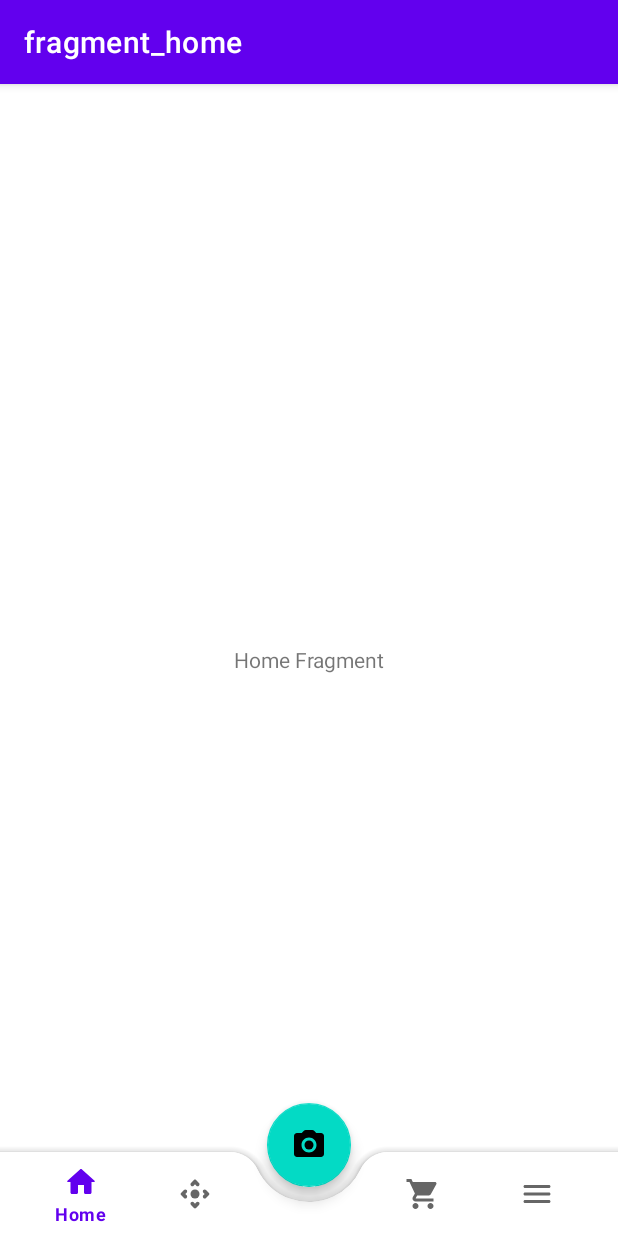
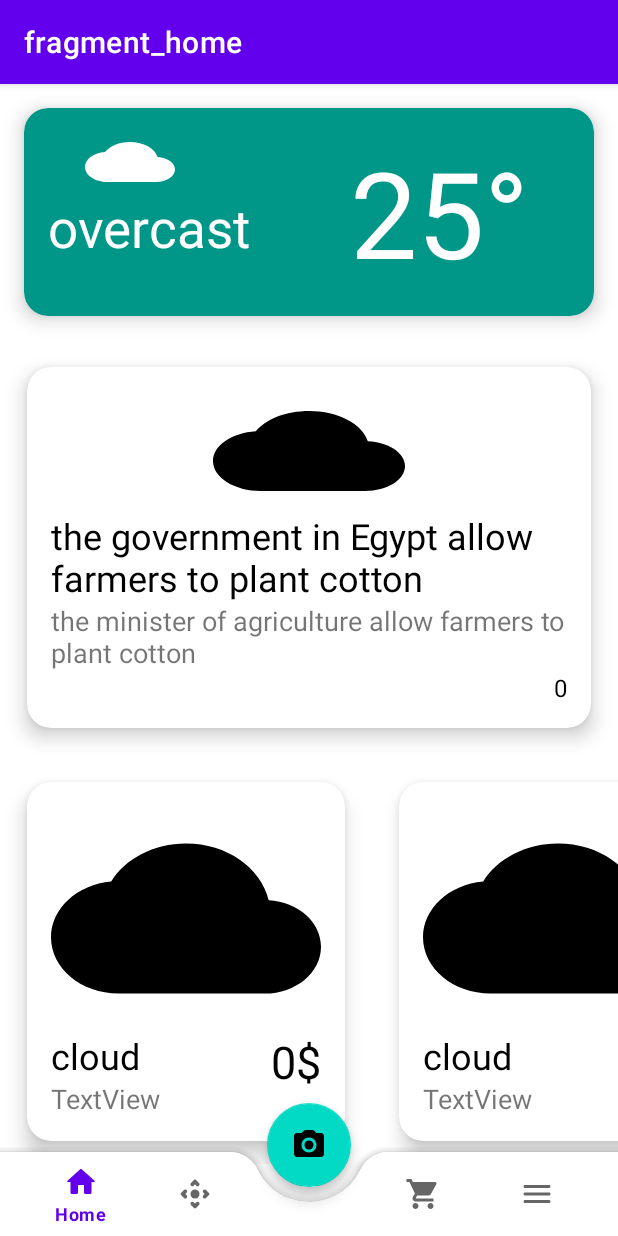
Before and after one commit to ebrahim5599/Farmer-Friend, an Android app: the screen it shows after launch (MainActivity), on a phone screen of 412 x 824 dp. Run offline under Robolectric (Android 15) with nearby library versions, the phone set to English and light mode, and no system bars; our stand-ins replace navigation-ui.

Commit message:
home fragment components

```diff
--- /dev/null
+++ b/app/src/main/java/com/graduation/farmerfriend/home/EcommerceAdapter.java
@@ -0,0 +1,47 @@
+package com.graduation.farmerfriend.home;
+
+import android.view.LayoutInflater;
+import android.view.View;
+import android.view.ViewGroup;
+import android.widget.ImageView;
+import android.widget.TextView;
+
+import androidx.annotation.NonNull;
+import androidx.recyclerview.widget.RecyclerView;
+
+import com.graduation.farmerfriend.R;
+
+public class EcommerceAdapter extends RecyclerView.Adapter<EcommerceAdapter.EcommerceViewHolder> {
+
+    @NonNull
+    @Override
+    public EcommerceViewHolder onCreateViewHolder(@NonNull ViewGroup parent, int viewType) {
+        return new EcommerceViewHolder(LayoutInflater.from(parent.getContext()).inflate(
+                R.layout.e_commerce_container, parent, false));
+    }
+
+    @Override
+    public void onBindViewHolder(@NonNull EcommerceViewHolder holder, int position) {
+        holder.textViewPrice.setText(String.format("%d$", position));
+    }
+
+    @Override
+    public int getItemCount() {
+        return 5;
+    }
+
+    class EcommerceViewHolder extends RecyclerView.ViewHolder {
+        ImageView imageView;
+        TextView textViewPrice;
+        TextView textViewName;
+
+        public EcommerceViewHolder(@NonNull View itemView) {
+            super(itemView);
+            imageView = itemView.findViewById(R.id.imageView);
+            textViewName = itemView.findViewById(R.id.txt_item_name);
+            textViewPrice = itemView.findViewById(R.id.txt_item_price);
+
+        }
+
+    }
+}
--- a/app/src/main/java/com/graduation/farmerfriend/home/HomeFragment.java
+++ b/app/src/main/java/com/graduation/farmerfriend/home/HomeFragment.java
@@ -1,64 +1,36 @@
 package com.graduation.farmerfriend.home;
 
 import android.os.Bundle;
-import androidx.fragment.app.Fragment;
 import android.view.LayoutInflater;
 import android.view.View;
 import android.view.ViewGroup;
-import com.graduation.farmerfriend.R;
 
-/**
- * A simple {@link Fragment} subclass.
- * Use the {@link HomeFragment#newInstance} factory method to
- * create an instance of this fragment.
- *
- */
+import androidx.annotation.NonNull;
+import androidx.fragment.app.Fragment;
+
+import com.graduation.farmerfriend.databinding.FragmentHomeBinding;
+
+///**
+// * A simple {@link Fragment} subclass.
+// * Use the {@link HomeFragment#newInstance} factory method to
+// * create an instance of this fragment.
+// *
+// */
 public class HomeFragment extends Fragment {
 
-    // TODO: Rename parameter arguments, choose names that match
-    // the fragment initialization parameters, e.g. ARG_ITEM_NUMBER
-    private static final String ARG_PARAM1 = "param1";
-    private static final String ARG_PARAM2 = "param2";
-
-    // TODO: Rename and change types of parameters
-    private String mParam1;
-    private String mParam2;
-
-    /**
-     * Use this factory method to create a new instance of
-     * this fragment using the provided parameters.
-     *
-     * @param param1 Parameter 1.
-     * @param param2 Parameter 2.
-     * @return A new instance of fragment HomeFragment.
-     */
-    // TODO: Rename and change types and number of parameters
-    public static HomeFragment newInstance(String param1, String param2) {
-        HomeFragment fragment = new HomeFragment();
-        Bundle args = new Bundle();
-        args.putString(ARG_PARAM1, param1);
-        args.putString(ARG_PARAM2, param2);
-        fragment.setArguments(args);
-        return fragment;
-    }
-
-    public HomeFragment() {
-        // Required empty public constructor
-    }
+    FragmentHomeBinding fragmentHomeBinding;
 
     @Override
-    public void onCreate(Bundle savedInstanceState) {
-        super.onCreate(savedInstanceState);
-        if (getArguments() != null) {
-            mParam1 = getArguments().getString(ARG_PARAM1);
-            mParam2 = getArguments().getString(ARG_PARAM2);
-        }
-    }
-
-    @Override
-    public View onCreateView(LayoutInflater inflater, ViewGroup container,
+    public View onCreateView(@NonNull LayoutInflater inflater, ViewGroup container,
                              Bundle savedInstanceState) {
         // Inflate the layout for this fragment
-        return inflater.inflate(R.layout.fragment_home, container, false);
+        fragmentHomeBinding = FragmentHomeBinding.inflate(inflater, container, false);
+        View view = fragmentHomeBinding.getRoot();
+        EcommerceAdapter ecommerceAdapter = new EcommerceAdapter();
+        fragmentHomeBinding.recyclerViewEcommerce.setAdapter(ecommerceAdapter);
+
+        NewsAdapter newsAdapter = new NewsAdapter();
+        fragmentHomeBinding.recyclerViewNews.setAdapter(newsAdapter);
+        return view;
     }
 }
--- /dev/null
+++ b/app/src/main/java/com/graduation/farmerfriend/home/NewsAdapter.java
@@ -0,0 +1,48 @@
+package com.graduation.farmerfriend.home;
+
+import android.view.LayoutInflater;
+import android.view.View;
+import android.view.ViewGroup;
+import android.widget.ImageView;
+import android.widget.TextView;
+
+import androidx.annotation.NonNull;
+import androidx.recyclerview.widget.RecyclerView;
+
+import com.graduation.farmerfriend.R;
+
+public class NewsAdapter extends RecyclerView.Adapter<NewsAdapter.NewsViewHolder> {
+
+    @NonNull
+    @Override
+    public NewsViewHolder onCreateViewHolder(@NonNull ViewGroup parent, int viewType) {
+        return new NewsViewHolder(LayoutInflater.from(parent.getContext()).inflate(
+                R.layout.news_container, parent, false));
+    }
+
+    @Override
+    public void onBindViewHolder(@NonNull NewsViewHolder holder, int position) {
+        holder.textViewNum.setText(String.format("%d", position));
+    }
+
+    @Override
+    public int getItemCount() {
+        return 5;
+    }
+
+    class NewsViewHolder extends RecyclerView.ViewHolder {
+        ImageView imageView;
+        TextView textViewNewsTitle;
+        TextView textViewNewsSubTitle;
+        TextView textViewNum;
+
+        public NewsViewHolder(@NonNull View itemView) {
+            super(itemView);
+            imageView = itemView.findViewById(R.id.imageView);
+            textViewNewsTitle = itemView.findViewById(R.id.txt_news_title);
+            textViewNewsSubTitle = itemView.findViewById(R.id.txt_news_sub_title);
+            textViewNum = itemView.findViewById(R.id.txt_news_num);
+        }
+
+    }
+}
--- /dev/null
+++ b/app/src/main/res/drawable/ic_baseline_cloud_black_24.xml
@@ -0,0 +1,10 @@
+<vector xmlns:android="http://schemas.android.com/apk/res/android"
+    android:width="60dp"
+    android:height="40dp"
+    android:viewportWidth="24"
+    android:viewportHeight="24"
+    android:tint="@color/black">
+  <path
+      android:fillColor="@android:color/white"
+      android:pathData="M19.35,10.04C18.67,6.59 15.64,4 12,4 9.11,4 6.6,5.64 5.35,8.04 2.34,8.36 0,10.91 0,14c0,3.31 2.69,6 6,6h13c2.76,0 5,-2.24 5,-5 0,-2.64 -2.05,-4.78 -4.65,-4.96z"/>
+</vector>
--- /dev/null
+++ b/app/src/main/res/drawable/ic_baseline_cloud_white_24.xml
@@ -0,0 +1,10 @@
+<vector xmlns:android="http://schemas.android.com/apk/res/android"
+    android:width="60dp"
+    android:height="40dp"
+    android:viewportWidth="24"
+    android:viewportHeight="24"
+    android:tint="@color/white">
+  <path
+      android:fillColor="@android:color/white"
+      android:pathData="M19.35,10.04C18.67,6.59 15.64,4 12,4 9.11,4 6.6,5.64 5.35,8.04 2.34,8.36 0,10.91 0,14c0,3.31 2.69,6 6,6h13c2.76,0 5,-2.24 5,-5 0,-2.64 -2.05,-4.78 -4.65,-4.96z"/>
+</vector>
--- a/app/src/main/res/layout/activity_main.xml
+++ b/app/src/main/res/layout/activity_main.xml
@@ -6,14 +6,24 @@
     android:layout_height="match_parent"
     tools:context=".ui.MainActivity">
 
+
+    <androidx.fragment.app.FragmentContainerView
+        android:id="@+id/fragmentContainerView"
+        android:name="androidx.navigation.fragment.NavHostFragment"
+        android:layout_width="match_parent"
+        android:layout_height="match_parent"
+        android:paddingBottom="48dp"
+        app:defaultNavHost="true"
+        app:navGraph="@navigation/my_nav" />
+
     <com.google.android.material.bottomappbar.BottomAppBar
         android:id="@+id/bottomAppBar"
         android:layout_width="match_parent"
         android:layout_height="wrap_content"
         android:layout_gravity="bottom"
         app:fabCradleMargin="10dp"
-        app:fabCradleVerticalOffset="5dp"
-        app:fabCradleRoundedCornerRadius="20dp">
+        app:fabCradleRoundedCornerRadius="20dp"
+        app:fabCradleVerticalOffset="5dp">
 
         <com.google.android.material.bottomnavigation.BottomNavigationView
             android:id="@+id/bottomNavigationView"
@@ -21,10 +31,9 @@
             android:layout_height="match_parent"
             android:layout_marginEnd="16dp"
             android:background="@android:color/transparent"
-            app:menu="@menu/bottom_nav_menu" >
+            app:menu="@menu/bottom_nav_menu">
 
         </com.google.android.material.bottomnavigation.BottomNavigationView>
-
 
 
     </com.google.android.material.bottomappbar.BottomAppBar>
@@ -33,15 +42,9 @@
         android:id="@+id/fab"
         android:layout_width="wrap_content"
         android:layout_height="wrap_content"
+        android:src="@drawable/ic_camera_24"
         app:layout_anchor="@id/bottomAppBar"
-        android:src="@drawable/ic_camera_24"/>
+        android:contentDescription="TODO" />
 
-    <androidx.fragment.app.FragmentContainerView
-        android:id="@+id/fragmentContainerView"
-        android:name="androidx.navigation.fragment.NavHostFragment"
-        android:layout_width="match_parent"
-        android:layout_height="match_parent"
-        app:defaultNavHost="true"
-        app:navGraph="@navigation/my_nav" />
 
 </androidx.coordinatorlayout.widget.CoordinatorLayout>
--- /dev/null
+++ b/app/src/main/res/layout/e_commerce_container.xml
@@ -0,0 +1,65 @@
+<?xml version="1.0" encoding="utf-8"?>
+<LinearLayout xmlns:android="http://schemas.android.com/apk/res/android"
+    xmlns:app="http://schemas.android.com/apk/res-auto"
+    android:layout_height="match_parent"
+    android:layout_width="wrap_content"
+    android:orientation="vertical">
+
+<androidx.cardview.widget.CardView
+    android:layout_width="wrap_content"
+    android:layout_height="wrap_content"
+    android:layout_margin="18dp"
+    app:cardCornerRadius="16dp"
+    app:cardElevation="8dp">
+
+    <LinearLayout
+        android:layout_width="wrap_content"
+        android:layout_height="wrap_content"
+        android:padding="16dp"
+        android:orientation="vertical">
+
+        <ImageView
+            android:id="@+id/imageView"
+            android:layout_width="180dp"
+            android:layout_height="150dp"
+            android:src="@drawable/ic_baseline_cloud_black_24"
+            android:scaleType="fitXY"/>
+
+        <RelativeLayout
+            android:layout_width="match_parent"
+            android:layout_height="wrap_content">
+
+            <TextView
+                android:id="@+id/txt_item_name"
+                android:layout_width="match_parent"
+                android:layout_height="wrap_content"
+                android:layout_toStartOf="@id/txt_item_price"
+                android:text="cloud"
+                android:textColor="@color/black"
+                android:textSize="24sp" />
+
+            <TextView
+                android:id="@+id/txt_item_price"
+                android:layout_width="wrap_content"
+                android:layout_height="wrap_content"
+                android:layout_alignParentRight="true"
+                android:gravity="center"
+                android:text="10$"
+                android:textColor="@color/black"
+                android:textSize="30sp" />
+
+            <TextView
+                android:id="@+id/txt_item_details"
+                android:layout_width="match_parent"
+                android:layout_height="wrap_content"
+                android:layout_below="@id/txt_item_name"
+                android:layout_toStartOf="@id/txt_item_price"
+                android:text="TextView"
+
+                android:textSize="18dp" />
+        </RelativeLayout>
+
+
+    </LinearLayout>
+</androidx.cardview.widget.CardView>
+</LinearLayout>
--- a/app/src/main/res/layout/fragment_home.xml
+++ b/app/src/main/res/layout/fragment_home.xml
@@ -1,15 +1,126 @@
 <?xml version="1.0" encoding="utf-8"?>
-<FrameLayout xmlns:android="http://schemas.android.com/apk/res/android"
+<ScrollView xmlns:android="http://schemas.android.com/apk/res/android"
+    xmlns:app="http://schemas.android.com/apk/res-auto"
     xmlns:tools="http://schemas.android.com/tools"
     android:layout_width="match_parent"
     android:layout_height="match_parent"
     tools:context=".home.HomeFragment">
 
-    <!-- TODO: Update blank fragment layout -->
-    <TextView
+    <LinearLayout
         android:layout_width="match_parent"
-        android:layout_height="match_parent"
-        android:text="Home Fragment"
-        android:gravity="center"/>
+        android:layout_height="wrap_content"
+        android:orientation="vertical">
 
-</FrameLayout>
+        <androidx.cardview.widget.CardView
+            android:layout_width="match_parent"
+            android:layout_height="wrap_content"
+            android:layout_margin="16dp"
+            app:cardCornerRadius="16dp"
+            app:cardElevation="8dp"
+            android:backgroundTint="#009688">
+
+            <LinearLayout
+                android:layout_width="match_parent"
+                android:layout_height="wrap_content"
+                android:orientation="horizontal"
+                android:padding="16dp">
+
+                <androidx.constraintlayout.widget.ConstraintLayout
+                    android:layout_width="0dp"
+                    android:layout_height="wrap_content"
+                    android:layout_weight="1">
+
+
+                    <TextView
+                        android:id="@+id/textView2"
+                        android:layout_width="wrap_content"
+                        android:layout_height="wrap_content"
+                        android:text="overcast"
+                        android:textColor="@color/white"
+                        android:textSize="35sp"
+                        app:layout_constraintBottom_toBottomOf="parent"
+                        app:layout_constraintStart_toStartOf="parent"
+                        app:layout_constraintTop_toTopOf="parent"
+                        app:layout_constraintVertical_bias="1.0" />
+
+                    <ImageView
+                        android:id="@+id/imageView"
+                        android:layout_width="wrap_content"
+                        android:layout_height="wrap_content"
+                        android:src="@drawable/ic_baseline_cloud_white_24"
+                        app:layout_constraintBottom_toTopOf="@+id/textView2"
+                        app:layout_constraintEnd_toEndOf="@+id/textView2"
+                        app:layout_constraintHorizontal_bias="0.328"
+                        app:layout_constraintStart_toStartOf="@+id/textView2"
+                        app:layout_constraintTop_toTopOf="parent"
+                        app:layout_constraintVertical_bias="1.0" />
+                </androidx.constraintlayout.widget.ConstraintLayout>
+
+                <TextView
+                    android:id="@+id/textView"
+                    android:layout_width="0dp"
+                    android:layout_height="wrap_content"
+                    android:layout_weight="1"
+                    android:layout_gravity="center"
+                    android:gravity="center"
+                    android:text="25°"
+                    android:textColor="@color/white"
+                    android:textSize="80sp" />
+
+            </LinearLayout>
+
+        </androidx.cardview.widget.CardView>
+
+        <androidx.recyclerview.widget.RecyclerView
+            android:id="@+id/recycler_view_News"
+            android:layout_width="match_parent"
+            android:orientation="horizontal"
+            android:layout_height="wrap_content"
+            app:layoutManager="androidx.recyclerview.widget.LinearLayoutManager"/>
+
+        <androidx.recyclerview.widget.RecyclerView
+            android:id="@+id/recycler_view_Ecommerce"
+            android:layout_width="match_parent"
+            android:orientation="horizontal"
+            android:layout_height="wrap_content"
+            app:layoutManager="androidx.recyclerview.widget.LinearLayoutManager"/>
+        <androidx.cardview.widget.CardView
+            android:layout_width="match_parent"
+            android:layout_height="wrap_content"
+            app:cardCornerRadius="16dp"
+            app:cardElevation="8dp"
+            android:layout_margin="16dp">
+            <GridLayout
+                android:layout_width="wrap_content"
+                android:layout_height="match_parent"
+                android:padding="8dp"
+                android:columnCount="2"
+                android:layout_gravity="center"
+                android:paddingVertical="2dp"
+                android:paddingHorizontal="2dp"
+                >
+                <TextView
+                    android:text="piece 1"
+                    android:layout_width="wrap_content"
+                    android:layout_height="wrap_content"
+                    android:textSize="48sp"
+                    android:layout_margin="4dp"/>
+                <TextView
+                    android:text="piece 2"
+                    android:textSize="48sp"
+                    android:layout_margin="4dp"/>
+                <TextView
+                    android:text="piece 3"
+                    android:textSize="48sp"
+                    android:layout_margin="2dp"/>
+                <TextView
+                    android:text="piece 4"
+                    android:textSize="48sp"
+                    android:layout_margin="2dp"/>
+            </GridLayout>
+
+        </androidx.cardview.widget.CardView>
+
+    </LinearLayout>
+
+</ScrollView>
--- /dev/null
+++ b/app/src/main/res/layout/news_container.xml
@@ -0,0 +1,54 @@
+<?xml version="1.0" encoding="utf-8"?>
+<LinearLayout xmlns:android="http://schemas.android.com/apk/res/android"
+    xmlns:app="http://schemas.android.com/apk/res-auto"
+    android:layout_height="match_parent"
+    android:layout_width="match_parent"
+    android:orientation="vertical">
+
+<androidx.cardview.widget.CardView
+    android:layout_width="match_parent"
+    android:layout_height="wrap_content"
+    android:layout_margin="18dp"
+    app:cardCornerRadius="16dp"
+    app:cardElevation="8dp">
+
+    <LinearLayout
+        android:layout_width="match_parent"
+        android:layout_height="wrap_content"
+        android:padding="16dp"
+        android:orientation="vertical">
+
+        <ImageView
+            android:id="@+id/news_pic"
+            android:layout_width="128dp"
+            android:layout_height="80dp"
+            android:layout_gravity="center"
+            android:src="@drawable/ic_baseline_cloud_black_24"
+            android:scaleType="fitXY"/>
+
+        <TextView
+            android:id="@+id/txt_news_title"
+            android:layout_width="match_parent"
+            android:layout_height="wrap_content"
+            android:text="the government in Egypt allow farmers to plant cotton"
+            android:textColor="@color/black"
+            android:textSize="24sp" />
+
+        <TextView
+            android:id="@+id/txt_news_sub_title"
+            android:layout_width="match_parent"
+            android:layout_height="wrap_content"
+            android:text="the minister of agriculture allow farmers to plant cotton"
+            android:textSize="18sp" />
+        <TextView
+            android:id="@+id/txt_news_num"
+            android:layout_width="wrap_content"
+            android:layout_height="wrap_content"
+            android:gravity="center"
+            android:layout_gravity="end"
+            android:text="1"
+            android:textColor="@color/black"
+            android:textSize="16sp" />
+    </LinearLayout>
+</androidx.cardview.widget.CardView>
+</LinearLayout>
```
Also changed, not shown: app/build.gradle (+6 -1 lines).
